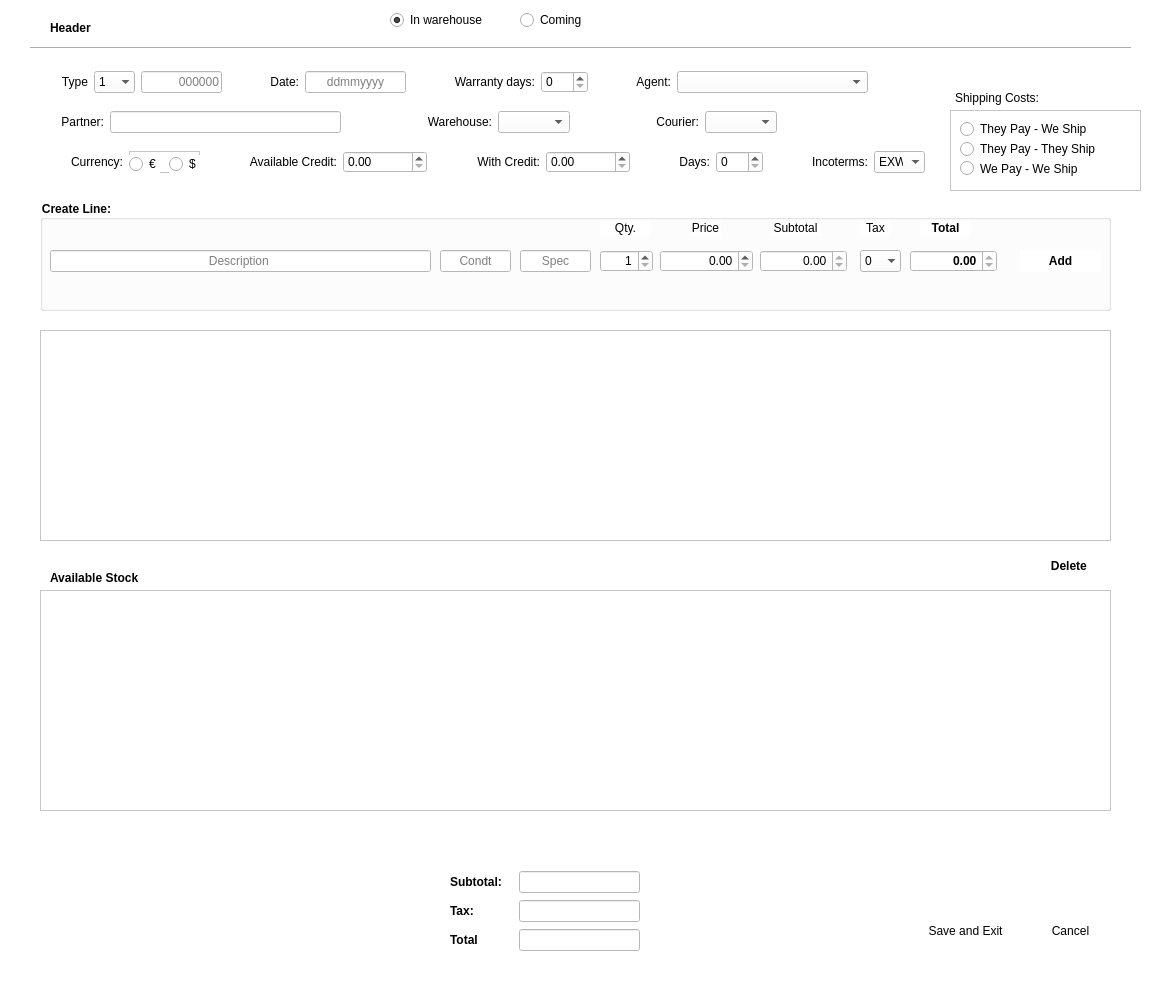
Before: the Qt Designer form uis/sale_proforma_form.ui in andrei219/euromedia, drawn with Qt 5.
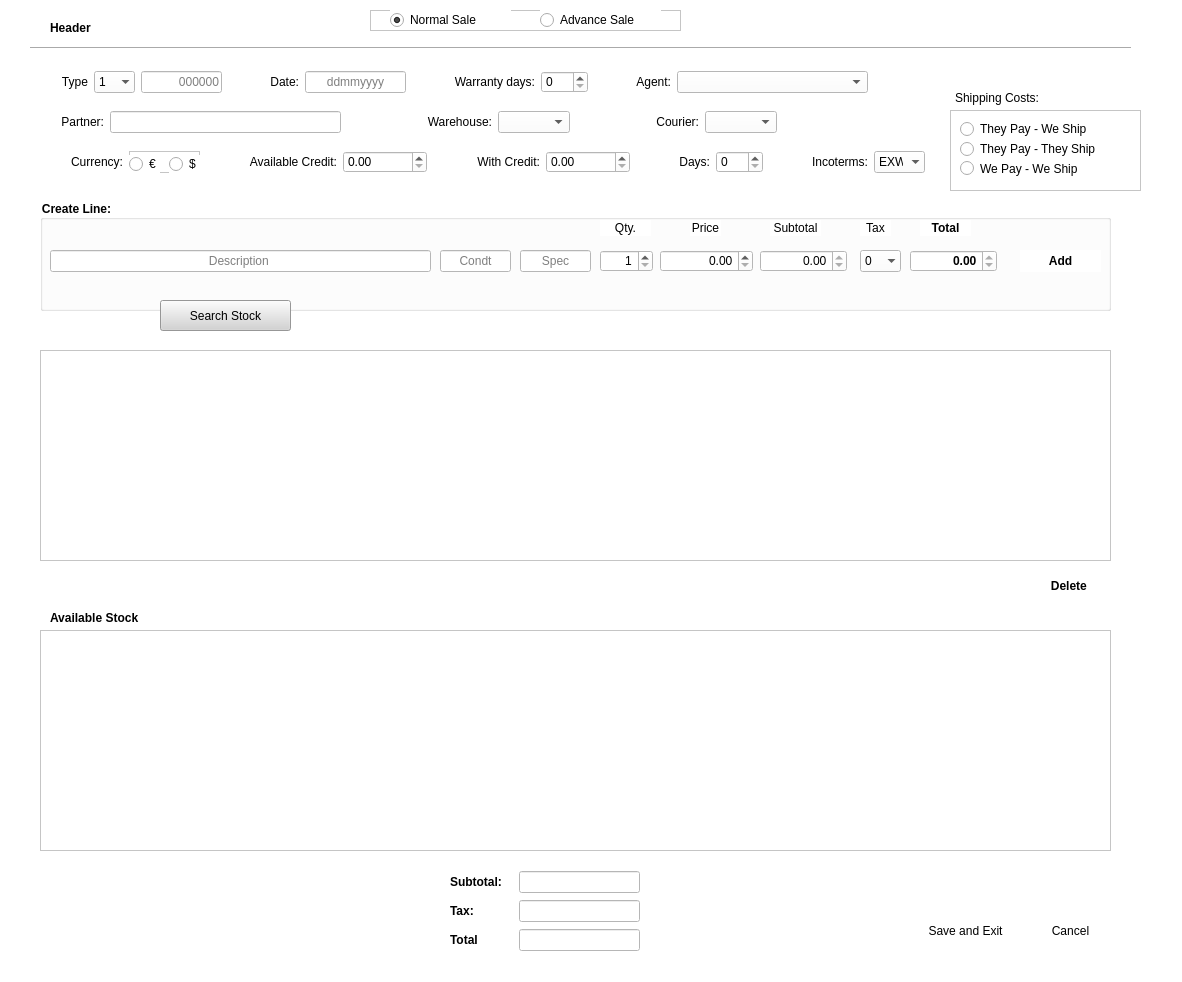
After: the same form once the commit is applied. Icons and pictures are not drawn.

Commit message: normal sale process and exploratory test implemented

What changed in the file:
```diff
--- a/uis/sale_proforma_form.ui
+++ b/uis/sale_proforma_form.ui
@@ -6,7 +6,7 @@
    <rect>
     <x>0</x>
     <y>0</y>
-    <width>1160</width>
+    <width>1182</width>
     <height>982</height>
    </rect>
   </property>
@@ -37,7 +37,7 @@
    <property name="geometry">
     <rect>
      <x>50</x>
-     <y>570</y>
+     <y>610</y>
      <width>111</width>
      <height>16</height>
     </rect>
@@ -53,7 +53,7 @@
    <property name="geometry">
     <rect>
      <x>40</x>
-     <y>590</y>
+     <y>630</y>
      <width>1071</width>
      <height>221</height>
     </rect>
@@ -572,7 +572,7 @@
    <property name="geometry">
     <rect>
      <x>40</x>
-     <y>330</y>
+     <y>350</y>
      <width>1071</width>
      <height>211</height>
     </rect>
@@ -582,7 +582,7 @@
    <property name="geometry">
     <rect>
      <x>1030</x>
-     <y>550</y>
+     <y>570</y>
      <width>81</width>
      <height>31</height>
     </rect>
@@ -1333,34 +1333,73 @@
     </item>
    </layout>
   </widget>
-  <widget class="QRadioButton" name="in_warehouse">
+  <widget class="QToolButton" name="search">
    <property name="geometry">
     <rect>
-     <x>390</x>
-     <y>10</y>
-     <width>121</width>
-     <height>20</height>
+     <x>160</x>
+     <y>300</y>
+     <width>131</width>
+     <height>31</height>
     </rect>
    </property>
+   <property name="styleSheet">
+    <string notr="true">background-color:lightgray; </string>
+   </property>
    <property name="text">
-    <string>In warehouse</string>
+    <string>Search Stock</string>
    </property>
-   <property name="checked">
-    <bool>true</bool>
+   <property name="icon">
+    <iconset resource="../app/icons.qrc">
+     <normaloff>:/search</normaloff>:/search</iconset>
+   </property>
+   <property name="toolButtonStyle">
+    <enum>Qt::ToolButtonTextBesideIcon</enum>
    </property>
   </widget>
-  <widget class="QRadioButton" name="coming">
+  <widget class="QFrame" name="frame_3">
    <property name="geometry">
     <rect>
-     <x>520</x>
+     <x>370</x>
      <y>10</y>
-     <width>95</width>
-     <height>20</height>
+     <width>311</width>
+     <height>21</height>
     </rect>
    </property>
-   <property name="text">
-    <string>Coming </string>
+   <property name="frameShape">
+    <enum>QFrame::StyledPanel</enum>
    </property>
+   <property name="frameShadow">
+    <enum>QFrame::Raised</enum>
+   </property>
+   <widget class="QRadioButton" name="normal_sale">
+    <property name="geometry">
+     <rect>
+      <x>20</x>
+      <y>0</y>
+      <width>121</width>
+      <height>20</height>
+     </rect>
+    </property>
+    <property name="text">
+     <string>Normal Sale</string>
+    </property>
+    <property name="checked">
+     <bool>true</bool>
+    </property>
+   </widget>
+   <widget class="QRadioButton" name="advance_sale">
+    <property name="geometry">
+     <rect>
+      <x>170</x>
+      <y>0</y>
+      <width>121</width>
+      <height>20</height>
+     </rect>
+    </property>
+    <property name="text">
+     <string>Advance Sale</string>
+    </property>
+   </widget>
   </widget>
  </widget>
  <tabstops>
```
Left out of the diff: 41 changed lines with no effect on the pictures. The commit also changes 15 other files.
